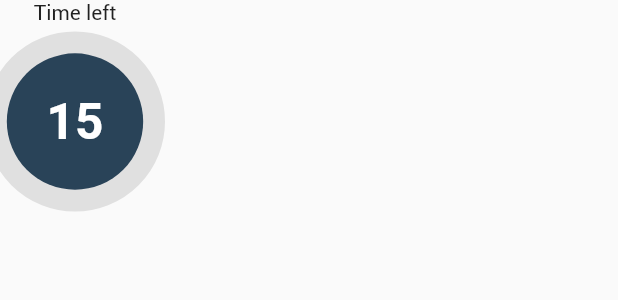
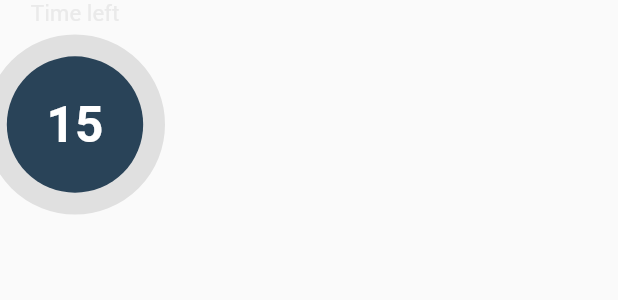
Before and after one commit to gu-tig333-ht22/grupp-1, a Flutter app: the CountDownTimer widget shown alone on an empty page, opened directly, on a phone screen of 412 x 824 dp. Shown: the top 300 px of the screen. Run offline on Flutter 3.47's test engine with Material 2 defaults, Android fonts, the phone set to English and light mode, and no system bars; drawn by our look-alikes of circular_countdown_timer; our stand-ins replace simple_gradient_text; missing offline and left inert: fading_edge_scrollview, flutter_octicons.

Commit message:
fixat texten på timeleft och Question 1/1

```diff
--- a/lib/views/question_view.dart
+++ b/lib/views/question_view.dart
@@ -23,6 +23,7 @@ class QuestionView extends StatelessWidget {
             const Spacer(),
             Text(
               "Question ${gameSession.questionCounter + 1}/${gameSession.gameQuestions.length}",
+              style: Themes.textStyle.headline3,
             ),
             const SizedBox(height: 10),
             QuestionCard(
@@ -50,9 +51,7 @@ class _CountDownTimerState extends State<CountDownTimer> {
     return Column(
       crossAxisAlignment: CrossAxisAlignment.center,
       children: [
-        const Text(
-          'Time left',
-        ),
+        Text('Time left', style: Themes.textStyle.headline3),
         const SizedBox(height: 15),
         CircularCountDownTimer(
           duration: 15, //SKA FÅ VÄRDE FRÅN SETTINGS
```
